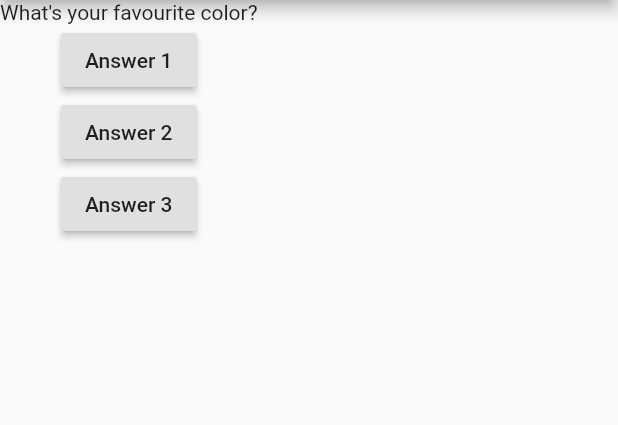
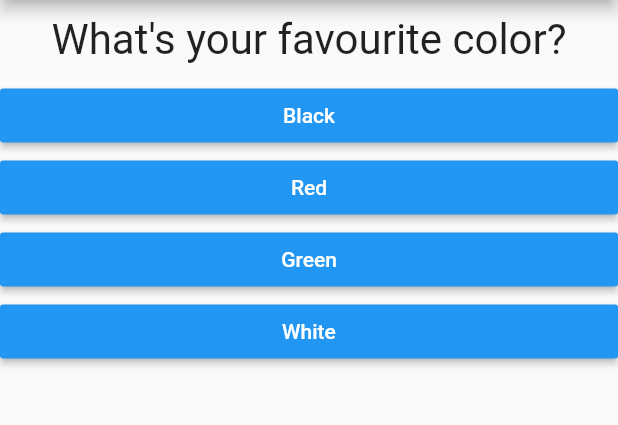
Before and after one commit to PavelKharlamov/flutter-complete-guide-udemy, a Flutter app: the screen it shows after launch, on a phone screen of 412 x 824 dp, the part 84-509 px from its top. Run offline on Flutter 3.47's test engine with Material 2 defaults, Android fonts, the phone set to English and light mode, and no system bars.

Commit message:
[SECTION-2] Finished Quiz App.

```diff
--- /dev/null
+++ b/flutter_complete_guide/lib/answer.dart
@@ -0,0 +1,22 @@
+import 'package:flutter/widgets.dart';
+import 'package:flutter/material.dart';
+
+class Answer extends StatelessWidget {
+  final Function selectHandler;
+  final String answerText;
+
+  Answer(this.selectHandler, this.answerText);
+
+  @override
+  Widget build(BuildContext context) {
+    return Container(
+      width: double.infinity,
+      child: RaisedButton(
+        color: Colors.blue,
+        textColor: Colors.white,
+        child: Text(answerText),
+        onPressed: selectHandler,
+      ),
+    );
+  }
+}
--- a/flutter_complete_guide/lib/main.dart
+++ b/flutter_complete_guide/lib/main.dart
@@ -1,5 +1,6 @@
 import 'package:flutter/material.dart';
-import './question.dart';
+import './quiz.dart';
+import './result.dart';
 
 void main() {
   runApp(MyApp());
@@ -8,51 +9,78 @@ void main() {
 class MyApp extends StatefulWidget {
   @override
   State<StatefulWidget> createState() {
-    return MyAppState();
+    return _MyAppState();
   }
 }
 
-class MyAppState extends State<MyApp> {
+class _MyAppState extends State<MyApp> {
+  final _questions = const [
+    {
+      'questionText': 'What\'s your favourite color?',
+      'answers': [
+        {'text': 'Black', 'score': 10},
+        {'text': 'Red', 'score': 5},
+        {'text': 'Green', 'score': 3},
+        {'text': 'White', 'score': 1}
+      ],
+    },
+    {
+      'questionText': 'What\'s your favourite animal?',
+      'answers': [
+        {'text': 'Rabbit', 'score': 3},
+        {'text': 'Snake', 'score': 11},
+        {'text': 'Elephant', 'score': 5},
+        {'text': 'Lion', 'score': 9}
+      ],
+    },
+    {
+      'questionText': 'Who\'s your favourite instrucor?',
+      'answers': [
+        {'text': 'Max', 'score': 1},
+        {'text': 'John', 'score': 1},
+        {'text': 'Mike', 'score': 1},
+        {'text': 'Jack', 'score': 1}
+      ],
+    },
+  ];
   int _questionIndex = 0;
+  int _totalScore = 0;
 
-  void _answerQuestion() {
+  void _resetQuiz() {
+    setState(() {
+      _questionIndex = 0;
+      _totalScore = 0;
+    });
+  }
+
+  void _answerQuestion(int score) {
+    _totalScore += score;
+
     setState(() {
       _questionIndex += 1;
     });
     print(_questionIndex);
+
+    if (_questionIndex < _questions.length) {
+      print('We have more questions!');
+    } else {
+      print('No more questions!');
+    }
   }
 
   Widget build(BuildContext context) {
-    var questions = [
-      'What\'s your favourite color?',
-      'What\'s your favourite animal?'
-    ];
     return MaterialApp(
         home: Scaffold(
       appBar: AppBar(
         title: Text('My First App'),
       ),
-      body: Column(
-        children: <Widget>[
-          Question(
-            questions[_questionIndex],
-          ),
-          RaisedButton(
-            child: Text('Answer 1'),
-            onPressed: _answerQuestion,
-          ),
-          RaisedButton(
-            child: Text('Answer 2'),
-            onPressed: () => print('Answer 2 chosen!'),
-          ),
-          RaisedButton(
-            child: Text('Answer 3'),
-            onPressed: () {
-              print('Answer 3 chosen!');
-            },
-          ),
-        ],
-      ),
+      body: _questionIndex < _questions.length
+          ? Quiz(
+              answerQuestion: _answerQuestion,
+              questionIndex: _questionIndex,
+              questions: _questions,
+            )
+          : Result(_totalScore, _resetQuiz),
     ));
   }
 }
--- a/flutter_complete_guide/lib/question.dart
+++ b/flutter_complete_guide/lib/question.dart
@@ -7,6 +7,14 @@ class Question extends StatelessWidget {
 
   @override
   Widget build(BuildContext context) {
-    return Text(questionText);
+    return Container(
+      width: double.infinity,
+      margin: EdgeInsets.all(10),
+      child: Text(
+        questionText,
+        style: TextStyle(fontSize: 28),
+        textAlign: TextAlign.center,
+      ),
+    );
   }
 }
--- /dev/null
+++ b/flutter_complete_guide/lib/quiz.dart
@@ -0,0 +1,30 @@
+import 'package:flutter/material.dart';
+import './question.dart';
+import './answer.dart';
+
+class Quiz extends StatelessWidget {
+  final List<Map<String, Object>> questions;
+  final int questionIndex;
+  final Function answerQuestion;
+
+  Quiz({
+    @required this.questions,
+    @required this.answerQuestion,
+    @required this.questionIndex,
+  });
+
+  @override
+  Widget build(BuildContext context) {
+    return Column(
+      children: [
+        Question(
+          questions[questionIndex]['questionText'],
+        ),
+        ...(questions[questionIndex]['answers'] as List<Map<String, Object>>)
+            .map((answer) {
+          return Answer(() => answerQuestion(answer['score']), answer['text']);
+        }).toList()
+      ],
+    );
+  }
+}
--- a/flutter_complete_guide/pubspec.yaml
+++ b/flutter_complete_guide/pubspec.yaml
@@ -14,7 +14,7 @@ description: A new Flutter project.
 version: 1.0.0+1
 
 environment:
-  sdk: ">=2.1.0 <3.0.0"
+  sdk: ">=2.5.2 <3.0.0"
 
 dependencies:
   flutter:
```
Also changed, not shown: flutter_complete_guide/lib/result.dart (added, +44 -0 lines).
